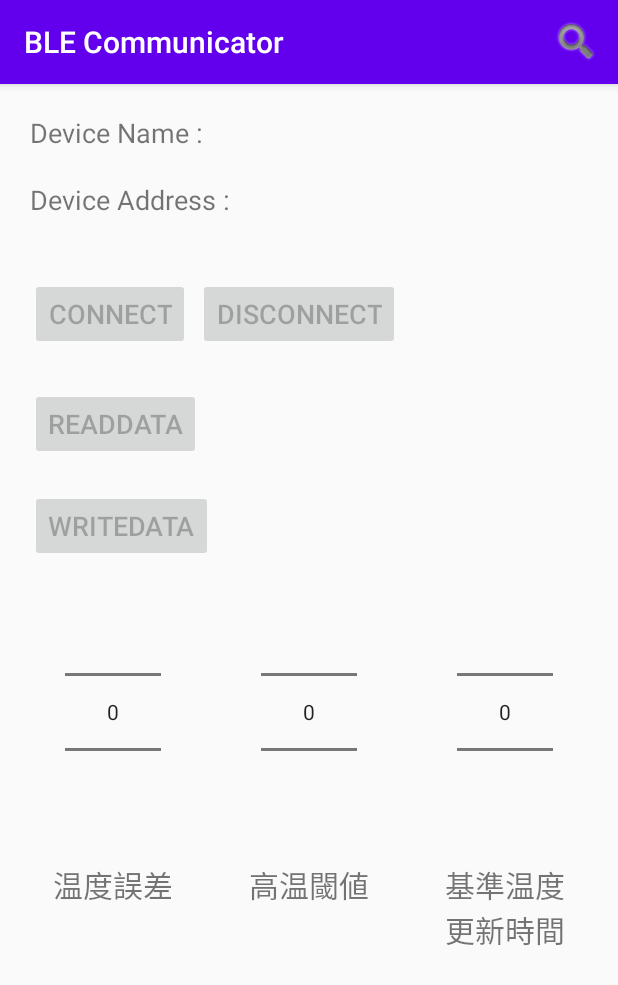
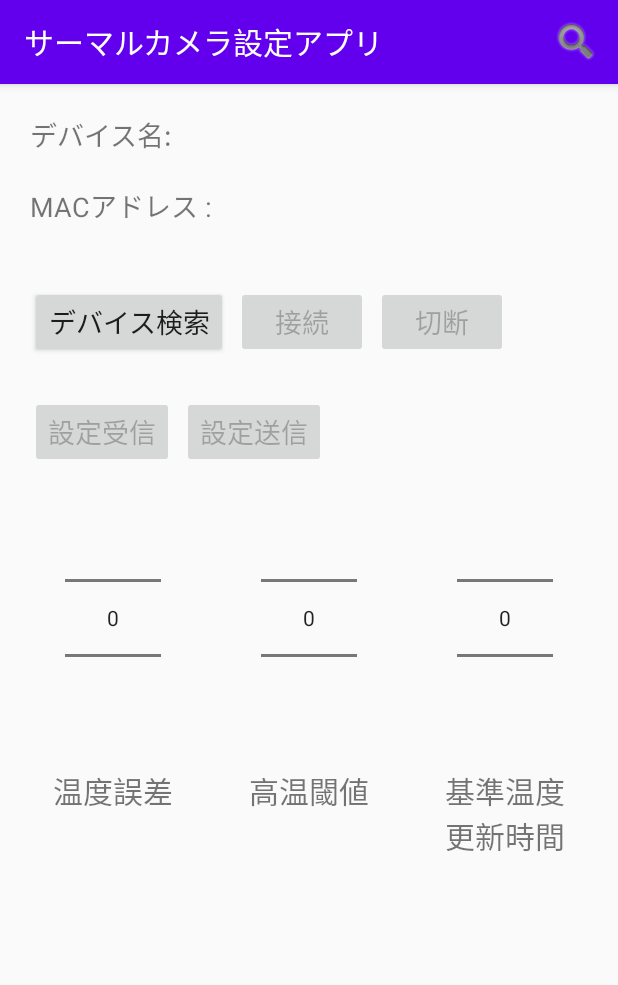
Before and after one commit to y-kato19321/BLE_Communicator, an Android app: the MainActivity screen opened directly, with no data from a screen before it, on a phone screen of 412 x 824 dp. Shown: the top 985 px of the screen. Run offline under Robolectric (Android 15) with nearby library versions, the phone set to English and light mode, and no system bars; 2 statements that could not run were skipped.

Commit message:
設定画面更新＆回転不可設定

```diff
--- a/app/src/main/AndroidManifest.xml
+++ b/app/src/main/AndroidManifest.xml
@@ -17,8 +17,11 @@
         android:roundIcon="@mipmap/ic_launcher_round"
         android:supportsRtl="true"
         android:theme="@style/AppTheme">
-        <activity android:name=".DeviceListActivity"></activity>
-        <activity android:name=".MainActivity">
+        <activity
+            android:name=".DeviceListActivity"
+            android:screenOrientation="portrait" />
+        <activity android:name=".MainActivity"
+                android:screenOrientation="portrait">
             <intent-filter>
                 <action android:name="android.intent.action.MAIN" />
 
--- a/app/src/main/java/com/example/ble_communicator/MainActivity.java
+++ b/app/src/main/java/com/example/ble_communicator/MainActivity.java
@@ -60,6 +60,7 @@ public class MainActivity extends AppCompatActivity implements View.OnClickListe
     private BluetoothGatt mBluetoothGatt = null;    // Gattサービスの検索、キャラスタリスティックの読み書き
 
     // GUIアイテム
+    private Button mButton_StartScan;    //スキャン開始ボタン
     private Button mButton_Connect;         // 接続ボタン
     private Button mButton_Disconnect;      // 切断ボタン
     private Button mButton_ReadData;        // キャラクタリスティック1の読み込みボタン
@@ -226,6 +227,11 @@ public class MainActivity extends AppCompatActivity implements View.OnClickListe
         //sato　add }
 
         // GUIアイテム
+
+        //sato add {
+        mButton_StartScan = (Button)findViewById( R.id.button_startscan );
+        mButton_StartScan.setOnClickListener( this );
+        //sato add }
         mButton_Connect = (Button)findViewById( R.id.button_connect );
         mButton_Connect.setOnClickListener( this );
         mButton_Disconnect = (Button)findViewById( R.id.button_disconnect );
@@ -378,9 +384,16 @@ public class MainActivity extends AppCompatActivity implements View.OnClickListe
     @Override
     public void onClick( View v )
     {
+        // sato add {
+        if( mButton_StartScan.getId() == v.getId() )//スキャン開始
+        {
+            Intent devicelistactivityIntent = new Intent( this, DeviceListActivity.class );
+            startActivityForResult( devicelistactivityIntent, REQUEST_CONNECTDEVICE );
+            return;
+        }
+        // sato add }
         if( mButton_Connect.getId() == v.getId() )
         {
-            mButton_Connect.setEnabled( false );    // 接続ボタンの無効化（連打対策）
             connect();            // 接続
             return;
         }
--- a/app/src/main/res/layout/activity_main.xml
+++ b/app/src/main/res/layout/activity_main.xml
@@ -57,10 +57,21 @@
         android:layout_height="20dp"/>
 
     <LinearLayout
-        android:layout_width="match_parent"
+        android:layout_width="wrap_content"
         android:layout_height="wrap_content"
         android:layout_margin="10dp"
         android:orientation="horizontal">
+
+        <Button
+            android:id="@+id/button_startscan"
+            android:layout_width="wrap_content"
+            android:layout_height="wrap_content"
+            android:text="@string/startscan"
+            android:textSize="18sp"/>
+
+        <Space
+            android:layout_width="5dp"
+            android:layout_height="wrap_content"/>
 
         <Button
             android:id="@+id/button_connect"
@@ -86,7 +97,7 @@
         android:layout_height="5dp"/>
 
     <LinearLayout
-        android:layout_width="match_parent"
+        android:layout_width="wrap_content"
         android:layout_height="wrap_content"
         android:layout_margin="10dp"
         android:orientation="horizontal">
@@ -100,21 +111,7 @@
 
         <Space
             android:layout_width="5dp"
-            android:layout_height="wrap_content"/>
-
-        <TextView
-            android:id="@+id/textview_readchara1"
-            android:layout_width="match_parent"
-            android:layout_height="wrap_content"
-            android:textSize="18sp"/>
-
-    </LinearLayout>
-
-    <LinearLayout
-        android:layout_width="match_parent"
-        android:layout_height="wrap_content"
-        android:layout_margin="10dp"
-        android:orientation="horizontal">
+            android:layout_height="0dp"/>
 
         <Button
             android:id="@+id/button_writehello"
@@ -123,6 +120,11 @@
             android:text="@string/writeData"
             android:textSize="18sp"/>
 
+        <TextView
+            android:id="@+id/textview_readchara1"
+            android:layout_width="0dp"
+            android:layout_height="0dp"
+            android:textSize="18sp"/>
 
     </LinearLayout>
 
@@ -130,8 +132,6 @@
         android:layout_width="match_parent"
         android:layout_height="match_parent"
         android:orientation="horizontal">
-
-
 
         <LinearLayout
             android:layout_width="wrap_content"
--- a/app/src/main/res/values/strings.xml
+++ b/app/src/main/res/values/strings.xml
@@ -1,5 +1,5 @@
 <resources>
-    <string name="app_name">BLE Communicator</string>
+    <string name="app_name">サーマルカメラ設定アプリ</string>
 
     <!-- MainActivity トースト用 -->
     <string name="ble_is_not_supported">BLE is not supported</string>
@@ -10,12 +10,13 @@
     <string name="search">Search</string>
 
     <!-- MainActivity ラベル用 -->
-    <string name="device_name">Device Name : </string>
-    <string name="device_address">Device Address : </string>
-    <string name="connect">Connect</string>
-    <string name="disconnect">Disconnect</string>
-    <string name="readData">readData</string>
-    <string name="writeData">writeData</string>
+    <string name="device_name">デバイス名: </string>
+    <string name="device_address">MACアドレス : </string>
+    <string name="startscan">デバイス検索</string>
+    <string name="connect">接続</string>
+    <string name="disconnect">切断</string>
+    <string name="readData">設定受信</string>
+    <string name="writeData">設定送信</string>
 
     <!-- DeviceListActivity トースト用 -->
     <string name="unknown_device">Unknown device</string>
```
